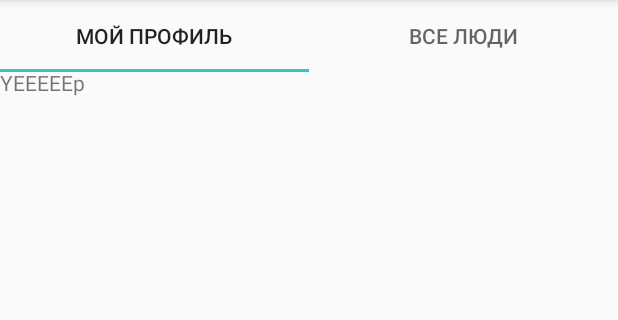
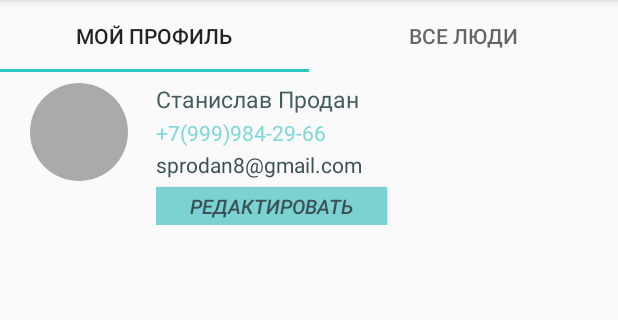
Before and after one commit to Tetawex/StyleruApp, an Android app: the screen it shows after launch (MainActivity), in the side drawer, after a tap on "Люди", on a phone screen of 412 x 824 dp, the part 84-404 px from its top. Run offline under Robolectric (Android 15) with nearby library versions, the phone set to English and light mode, and no system bars; our stand-ins replace ButterKnife, RxJava; libraries missing offline, so code that uses them is left out: org.ocpsoft.prettytime; pictures from the network do not load; 1 statement that could not run was skipped.

Commit message:
Небольной фикс

```diff
--- a/app/src/main/res/layout/fragment_person.xml
+++ b/app/src/main/res/layout/fragment_person.xml
@@ -2,13 +2,90 @@
     xmlns:tools="http://schemas.android.com/tools"
     android:layout_width="match_parent"
     android:layout_height="match_parent"
-    android:paddingTop="45dp"
+    android:paddingTop="55dp"
     tools:context="org.styleru.styleruapp.view.fragments.PersonFragment">
 
     <!-- TODO: Update blank fragment layout -->
-    <TextView
+    <LinearLayout
         android:layout_width="match_parent"
-        android:layout_height="match_parent"
-        android:text="YEEEEEp" />
+        android:layout_height="wrap_content"
+        android:orientation="vertical">
+        <LinearLayout android:layout_height="wrap_content"
+           android:layout_width="match_parent"
+            android:orientation="horizontal">
+             <LinearLayout android:layout_height="match_parent"
+                 android:layout_width="wrap_content"
+                 android:layout_marginLeft="20dp"
+                 android:layout_weight="0.1">
+                 <LinearLayout
+                     android:layout_width="wrap_content"
+                     android:layout_height="wrap_content">
+                     <Space
+                         android:layout_width="0dp"
+                         android:layout_height="0dp"
+                         android:layout_weight="1"/>
+                     <FrameLayout
+                         android:background="@drawable/circle_gray"
+                         android:layout_height="65dp"
+                         android:layout_width="65dp">
+                     </FrameLayout>
+                     <Space
+                         android:layout_width="0dp"
+                         android:layout_height="0dp"
+                         android:layout_weight="1"/>
+                 </LinearLayout>
+             </LinearLayout>
+            <LinearLayout
+                android:layout_width="wrap_content"
+                android:layout_height="match_parent"
+                android:layout_weight="0.9"
+                android:orientation="vertical">
+                <TextView
+                    android:layout_height="wrap_content"
+                    android:text="Станислав Продан"
+                    android:textColor="#435c60"
+                    android:textSize="15dp"
+                    android:layout_width="match_parent">
+                    </TextView>
+                <TextView
+                    android:layout_height="wrap_content"
+                    android:text="+7(999)984-29-66"
+                    android:textColor="#81d8d8"
+                    android:paddingTop="2dp"
+                    android:layout_width="match_parent">
+                </TextView>
+                <TextView
+                    android:textColor="#3a5155"
+                    android:layout_height="wrap_content"
+                    android:paddingTop="2dp"
+                    android:text="sprodan8@gmail.com"
+                    android:layout_width="match_parent">
+                </TextView>
+                <LinearLayout
+                    android:layout_width="match_parent"
+                    android:layout_height="wrap_content"
+                    android:orientation="horizontal">
+                <Button
+                    android:layout_width="match_parent"
+                    android:layout_weight="0.5"
+                    android:text="Редактировать"
+                    android:textColor="#3a5155"
+                    android:textStyle="italic"
+                   android:layout_marginTop="5dp"
+                    android:textSize="13dp"
+                    android:background="#7cd2d2"
+                    android:layout_height="25dp" />
+                <LinearLayout
+                    android:layout_width="match_parent"
+                    android:layout_height="match_parent"
+                    android:layout_weight="0.5">
+                    </LinearLayout>
+                </LinearLayout>
 
+
+
+            </LinearLayout>
+        </LinearLayout>
+
+    </LinearLayout>
 </FrameLayout>
```
